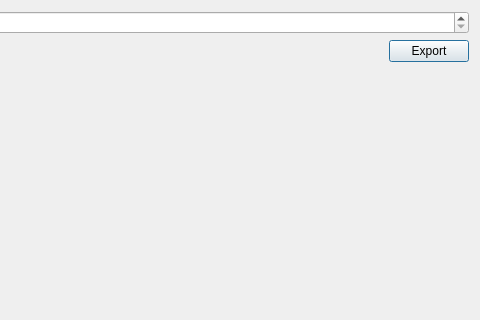
First picture: the form in src/ui/EditorSwcVersionControl.ui, repository kiraYuukiAsuna/SwcDbmsQtClient, before the edit; both pictures show x 720 to 1200 and y 0 to 320 of the 1200 by 800 pixel window.
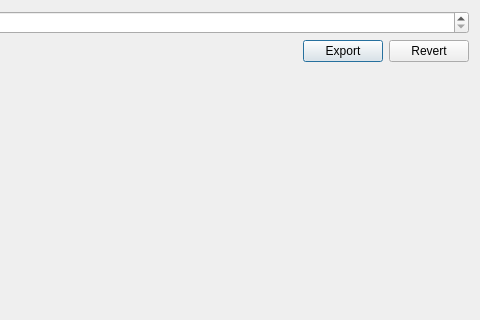
Second picture: the form after the edit.

Commit message: Update Revert Swc function.

```diff
--- a/src/ui/EditorSwcVersionControl.ui
+++ b/src/ui/EditorSwcVersionControl.ui
@@ -57,6 +57,13 @@
            </property>
           </widget>
          </item>
+         <item>
+          <widget class="QPushButton" name="Revert">
+           <property name="text">
+            <string>Revert</string>
+           </property>
+          </widget>
+         </item>
         </layout>
        </item>
       </layout>
```
The commit also changes 4 other files.
